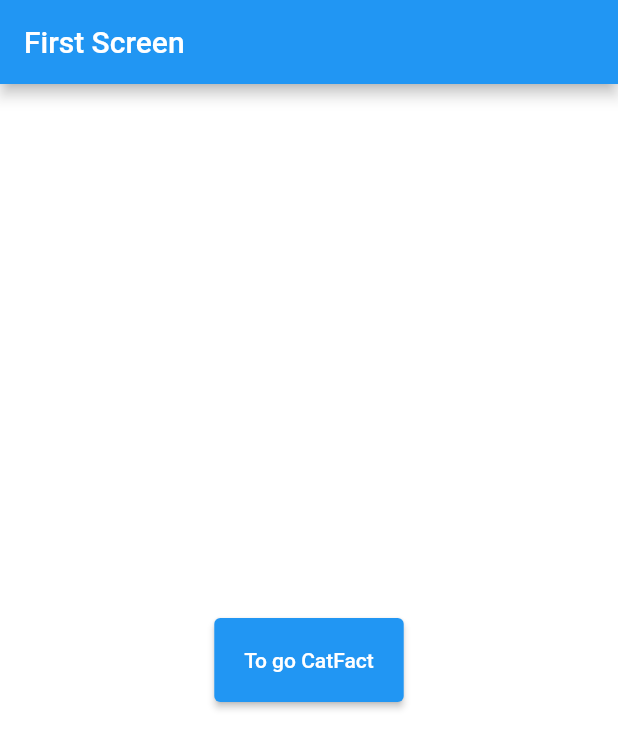
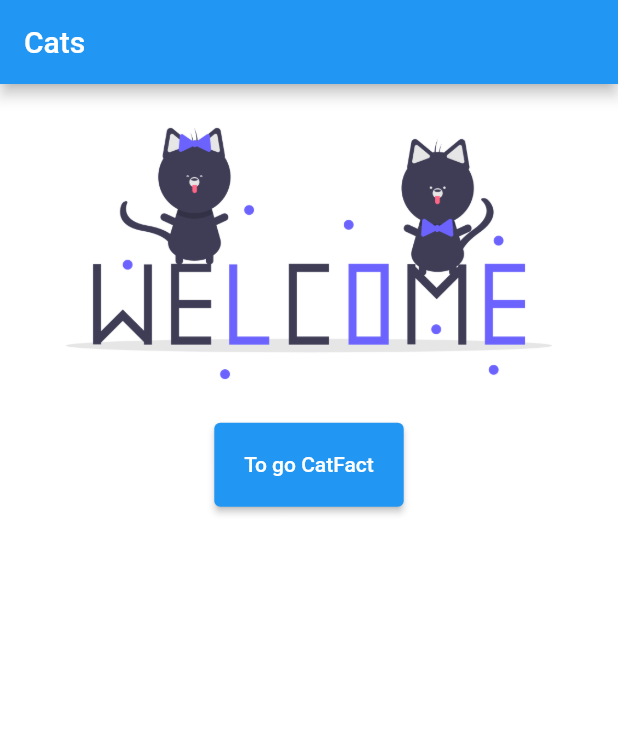
Before and after one commit to Lary71/Oat_DDM, a Flutter app: the screen it shows after launch, on a phone screen of 412 x 824 dp. Shown: the top 749 px of the screen. Run offline on Flutter 3.47's test engine with Material 2 defaults, Android fonts, the phone set to English and light mode, and no system bars; our stand-ins replace get.

Commit message:
melhorando home page

```diff
--- a/flutter_ddm/lib/Firstscreen.dart
+++ b/flutter_ddm/lib/Firstscreen.dart
@@ -7,19 +7,24 @@ class Firstscreen extends StatelessWidget {
   @override
   Widget build(BuildContext context) {
     return Scaffold(
-      appBar: AppBar(title: const Text("First Screen")),
-      backgroundColor: const Color.fromARGB(255, 28, 149, 248),
+      appBar: AppBar(title: const Text("Cats")),
+      backgroundColor: Color.fromARGB(255, 243, 244, 245),
       body: Container(
           color: const Color.fromARGB(255, 255, 255, 255),
-          child: Center(
-              child: ElevatedButton(
-            style: ElevatedButton.styleFrom(padding: const EdgeInsets.all(20)),
-            onPressed: () {
-              Navigator.push(context,
-                  MaterialPageRoute(builder: (context) => const CatFactView()));
-            },
-            child: const Text("To go CatFact"),
-          ))),
+          child: Column(children: [
+            Image.asset('assets/welcome.png', width: 600),
+            ElevatedButton(
+              style:
+                  ElevatedButton.styleFrom(padding: const EdgeInsets.all(20)),
+              onPressed: () {
+                Navigator.push(
+                    context,
+                    MaterialPageRoute(
+                        builder: (context) => const CatFactView()));
+              },
+              child: const Text("To go CatFact"),
+            ),
+          ])),
     );
   }
 }
--- a/flutter_ddm/lib/view/cat_fact_view.dart
+++ b/flutter_ddm/lib/view/cat_fact_view.dart
@@ -33,7 +33,7 @@ class CatFactView extends StatelessWidget {
                 const SizedBox(height: 10.0),
                 ElevatedButton(
                   onPressed: () {
-                    Navigator.push(
+                    Navigator.pop(
                         context,
                         MaterialPageRoute(
                             builder: (context) => const Firstscreen()));
--- a/flutter_ddm/pubspec.yaml
+++ b/flutter_ddm/pubspec.yaml
@@ -48,6 +48,7 @@ dev_dependencies:
 flutter:
   assets:
   - assets/human.png
+  - assets/welcome.png
   # The following line ensures that the Material Icons font is
   # included with your application, so that you can use the icons in
   # the material Icons class.
```
